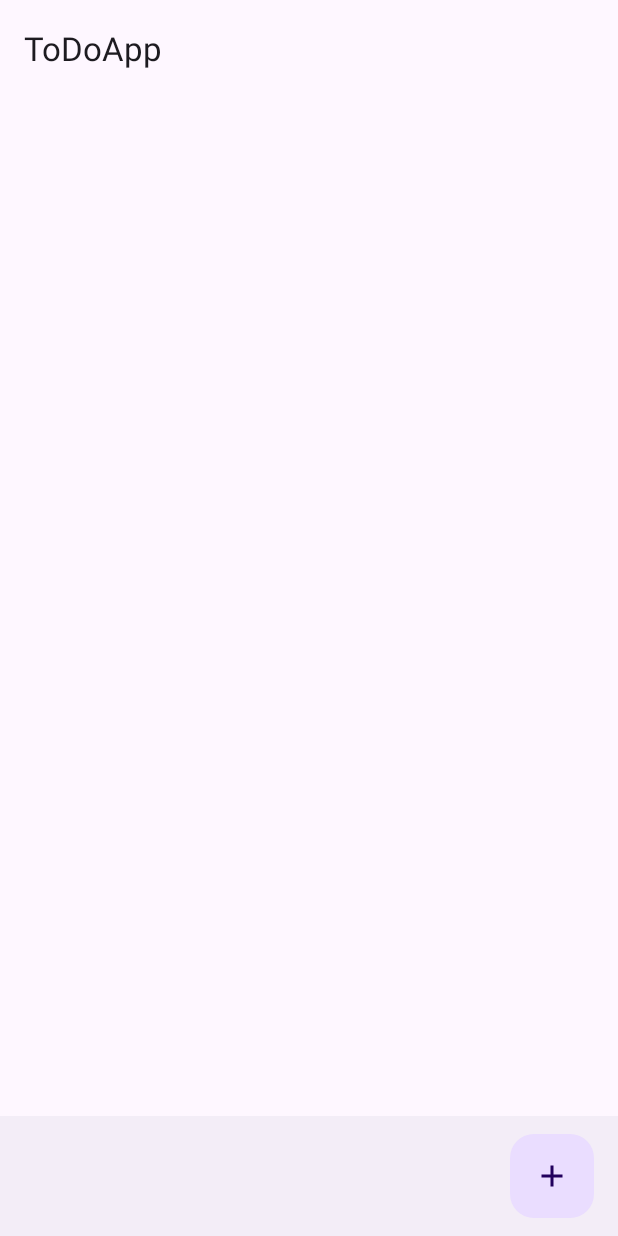
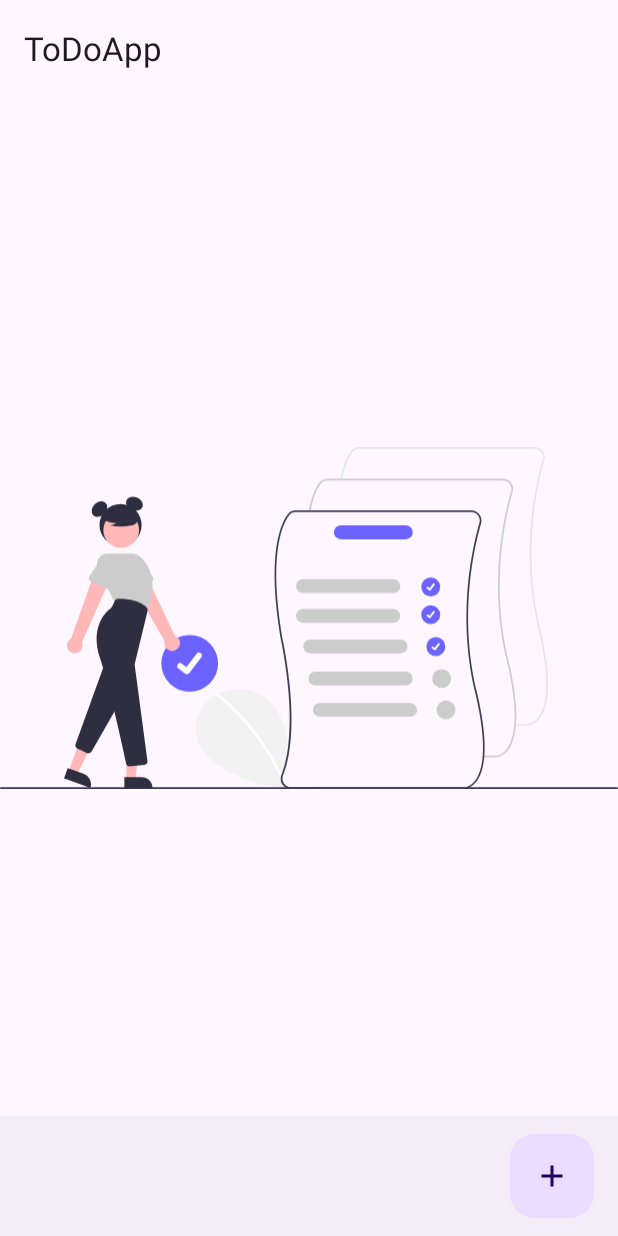
Before and after one commit to halilmasali/ToDoApp, an Android app: the screen it shows after launch (MainActivity), on a phone screen of 412 x 824 dp. Run offline under Robolectric (Android 15) with nearby library versions, the phone set to English and light mode, and no system bars; our stand-ins replace Room's generated code.

Commit message:
feat: add no data image and update isDone value

```diff
--- a/app/src/main/java/com/halilmasali/todoapp/CustomTodoItemAdapter.kt
+++ b/app/src/main/java/com/halilmasali/todoapp/CustomTodoItemAdapter.kt
@@ -36,6 +36,18 @@ class CustomTodoItemAdapter(private val items: List<TodoData>) : RecyclerView.Ad
         } else {
             holder.notification.setImageResource(R.drawable.ic_notifications_active)
         }
+        holder.checkBox.setOnCheckedChangeListener { _, isChecked ->
+            onCheckedChangeListener?.onCheckedChanged(isChecked,item)
+        }
+    }
+
+    interface OnCheckedChangeListener {
+        fun onCheckedChanged(isChecked: Boolean,data: TodoData)
+    }
+    private var onCheckedChangeListener: OnCheckedChangeListener? = null
+
+    fun setOnCheckedChangeListener(onCheckedChangeListener: OnCheckedChangeListener) {
+        this.onCheckedChangeListener = onCheckedChangeListener
     }
 
 }
--- a/app/src/main/java/com/halilmasali/todoapp/EditFragment.kt
+++ b/app/src/main/java/com/halilmasali/todoapp/EditFragment.kt
@@ -6,6 +6,7 @@ import android.view.LayoutInflater
 import android.view.View
 import android.view.ViewGroup
 import android.widget.EditText
+import android.widget.Toast
 import com.google.android.material.datepicker.CalendarConstraints
 import com.google.android.material.datepicker.MaterialDatePicker
 import com.google.android.material.timepicker.MaterialTimePicker
@@ -28,25 +29,21 @@ class EditFragment : Fragment() {
     ): View {
         // Inflate the layout for this fragment
         _binding = FragmentEditBinding.inflate(inflater, container, false)
-        val roomConnection = RoomConnection(requireContext())
         binding.textDate.setStartIconOnClickListener {
             datePicker(binding.textDate.editText)
+        }
+        binding.topAppBar.setNavigationOnClickListener {
+            requireActivity().onBackPressedDispatcher.onBackPressed()
         }
         binding.textReminderTime.setStartIconOnClickListener {
             timePicker(binding.textReminderTime.editText)
         }
         binding.switchReminder.setOnCheckedChangeListener { _, isChecked ->
             binding.textReminderTime.isEnabled = isChecked
+            binding.textReminderTime.editText?.setText("")
         }
         binding.buttonSave.setOnClickListener {
-            val data = TodoData(
-                title = binding.textTitle.editText?.text.toString(),
-                description = binding.textDescription.editText?.text.toString(),
-                date = binding.textDate.editText?.text.toString(),
-                reminderTime = binding.textReminderTime.editText?.text.toString(),
-                isDone = false
-            )
-            roomConnection.insertDataToDatabase(data)
+            saveDataToDatabase()
         }
         return binding.root
     }
@@ -90,4 +87,37 @@ class EditFragment : Fragment() {
             editText?.setText(selectedDate)
         }
     }
+
+    private fun checkDataFromUser(): Boolean {
+        return binding.textTitle.editText?.text.toString().isNotEmpty() &&
+                binding.textDescription.editText?.text.toString().isNotEmpty() &&
+                binding.textDate.editText?.text.toString().isNotEmpty()
+    }
+
+    private fun saveDataToDatabase() {
+        if (checkDataFromUser()) {
+            if (binding.switchReminder.isChecked &&
+                binding.textReminderTime.editText?.text.toString().isEmpty()
+            ) {
+                Toast.makeText(
+                    requireContext(), "Please select a reminder time",
+                    Toast.LENGTH_SHORT
+                ).show()
+                return
+            } else {
+                val data = TodoData(
+                    title = binding.textTitle.editText?.text.toString(),
+                    description = binding.textDescription.editText?.text.toString(),
+                    date = binding.textDate.editText?.text.toString(),
+                    reminderTime = binding.textReminderTime.editText?.text.toString(),
+                    isDone = false
+                )
+                val roomConnection = RoomConnection(requireContext())
+                roomConnection.insertDataToDatabase(data)
+                Toast.makeText(requireContext(), "Data saved", Toast.LENGTH_SHORT).show()
+                (activity as MainActivity).customFragmentManager.replaceFragment(MainFragment())
+            }
+        } else
+            Toast.makeText(requireContext(), "Please fill all fields", Toast.LENGTH_SHORT).show()
+    }
 }
--- a/app/src/main/java/com/halilmasali/todoapp/MainFragment.kt
+++ b/app/src/main/java/com/halilmasali/todoapp/MainFragment.kt
@@ -15,6 +15,7 @@ class MainFragment : Fragment() {
     private var _binding: FragmentMainBinding? = null
     private val binding get() = _binding!!
     private lateinit var roomConnection: RoomConnection
+    private lateinit var todoList: ArrayList<TodoData>
     override fun onCreateView(
         inflater: LayoutInflater, container: ViewGroup?,
         savedInstanceState: Bundle?
@@ -28,29 +29,38 @@ class MainFragment : Fragment() {
         }
 
         binding.recyclerView.layoutManager = LinearLayoutManager(requireContext())
-        val todoList = ArrayList<TodoData>()
-        for (i in 0..10) {
-            todoList.add(
-                TodoData(
-                    title = "test",
-                    description = "açıklama",
-                    date = "02/02/0999",
-                    reminderTime = "",
-                    isDone = false
-                )
-            )
-        }
+        todoList = ArrayList<TodoData>()
+        val customTodoItemAdapter = CustomTodoItemAdapter(todoList)
+        binding.recyclerView.adapter = customTodoItemAdapter
+        customTodoItemAdapter.setOnCheckedChangeListener(object :
+            CustomTodoItemAdapter.OnCheckedChangeListener {
+            override fun onCheckedChanged(isChecked: Boolean, data: TodoData) {
+                if (isChecked) {
+                    val replacedData = TodoData(
+                        data.id,
+                        data.title,
+                        data.description,
+                        data.date,
+                        data.reminderTime,
+                        true
+                    )
+                    roomConnection.updateDataInDatabase(replacedData)
+                } else {
+                    val replacedData = TodoData(
+                        data.id,
+                        data.title,
+                        data.description,
+                        data.date,
+                        data.reminderTime,
+                        false
+                    )
+                    roomConnection.updateDataInDatabase(replacedData)
+                }
+            }
+        })
+        getAllDataFromDatabase()
 
 
-
-        val customTodoItem = CustomTodoItemAdapter(todoList)
-        binding.recyclerView.adapter = customTodoItem
-
-        roomConnection.getAllDataFromDatabase().observe(viewLifecycleOwner) { data ->
-            todoList.clear()
-            todoList.addAll(data)
-            binding.recyclerView.adapter?.notifyDataSetChanged()
-        }
         return binding.root
     }
 
@@ -58,4 +68,24 @@ class MainFragment : Fragment() {
         super.onDestroy()
         requireActivity().finish()
     }
+
+    private fun getAllDataFromDatabase() {
+        val roomConnection = RoomConnection(requireContext())
+        roomConnection.getAllDataFromDatabase().observe(viewLifecycleOwner) { data ->
+            checkIfDatabaseIsEmpty(data)
+            todoList.clear()
+            todoList.addAll(data)
+            binding.recyclerView.adapter?.notifyDataSetChanged()
+        }
+    }
+
+    private fun checkIfDatabaseIsEmpty(data: Array<TodoData>) {
+        if (data.isEmpty()) {
+            binding.recyclerView.visibility = View.GONE
+            binding.imageViewEmpty.visibility = View.VISIBLE
+        } else {
+            binding.recyclerView.visibility = View.VISIBLE
+            binding.imageViewEmpty.visibility = View.GONE
+        }
+    }
 }
--- a/app/src/main/java/com/halilmasali/todoapp/roomRepository/DataDao.kt
+++ b/app/src/main/java/com/halilmasali/todoapp/roomRepository/DataDao.kt
@@ -5,6 +5,7 @@ import androidx.room.Delete
 import androidx.room.Insert
 import androidx.room.OnConflictStrategy
 import androidx.room.Query
+import androidx.room.Update
 
 @Dao
 interface DataDao {
@@ -15,6 +16,9 @@ interface DataDao {
     @Insert(onConflict = OnConflictStrategy.ABORT)
     fun insertTodoData(todoData: TodoData)
 
+    @Update
+    fun updateData(data: TodoData)
+
     @Delete
     fun deleteData(data: TodoData)
 }
--- a/app/src/main/java/com/halilmasali/todoapp/roomRepository/RoomConnection.kt
+++ b/app/src/main/java/com/halilmasali/todoapp/roomRepository/RoomConnection.kt
@@ -22,6 +22,13 @@ class RoomConnection(context: Context) {
         }
     }
 
+    fun updateDataInDatabase(data: TodoData) {
+        CoroutineScope(Dispatchers.IO).launch {
+            val dataDao = database.dataDao()
+            dataDao.updateData(data)
+        }
+    }
+
     fun getAllDataFromDatabase(): LiveData<Array<TodoData>> {
         val dataDao = database.dataDao()
         val data = MutableLiveData<Array<TodoData>>()
--- /dev/null
+++ b/app/src/main/res/drawable/ic_back_24.xml
@@ -0,0 +1,5 @@
+<vector android:autoMirrored="true" android:height="24dp"
+    android:tint="#000000" android:viewportHeight="24"
+    android:viewportWidth="24" android:width="24dp" xmlns:android="http://schemas.android.com/apk/res/android">
+    <path android:fillColor="@android:color/white" android:pathData="M20,11H7.83l5.59,-5.59L12,4l-8,8 8,8 1.41,-1.41L7.83,13H20v-2z"/>
+</vector>
--- /dev/null
+++ b/app/src/main/res/drawable/ic_empty_image.xml
@@ -0,0 +1,120 @@
+<vector xmlns:android="http://schemas.android.com/apk/res/android"
+    android:width="848.68dp"
+    android:height="469.44dp"
+    android:viewportWidth="848.68"
+    android:viewportHeight="469.44">
+  <path
+      android:pathData="M436.7,467.04a207.53,207.53 0,0 1,-40.54 1.96c-32.66,-1.65 -64.78,-11.15 -92.23,-29.01 -12.17,-7.92 -23.78,-17.65 -30.08,-30.72 -8.55,-17.75 -5.56,-40.22 6.65,-55.68a56.01,56.01 0,0 1,16.14 -13.77c0.92,-0.52 1.86,-1.02 2.81,-1.5a60.56,60.56 0,0 1,33.48 -6.13c19.58,2.14 37.65,14.1 48.09,30.81 9.3,14.9 12.54,32.48 14.45,50.1 0.36,3.32 0.67,6.65 0.97,9.96a146.38,146.38 0,0 1,-7.81 28.06,9.81 9.81,0 0,0 -0.44,1.36q3,6.51 5.71,13.14a11.56,11.56 0,0 0,5.53 1.4h37.19Z"
+      android:fillColor="#f2f2f2"/>
+  <path
+      android:pathData="M393.13,467.89a2.03,2.03 0,0 1,-2.7 -1.06c-0.16,-0.38 -0.31,-0.76 -0.47,-1.14q-2.16,-5.25 -4.53,-10.4a316.78,316.78 0,0 0,-88.17 -114.1,1.48 1.48,0 0,1 -0.62,-1.37 2.03,2.03 0,0 1,2.81 -1.5,1.93 1.93,0 0,1 0.42,0.26 317.52,317.52 0,0 1,44.26 43.95,322.5 322.5,0 0,1 34.91,51.66q4.06,7.5 7.72,15.21c0.48,1.02 0.96,2.05 1.43,3.08q3,6.51 5.71,13.14c0.03,0.07 0.06,0.15 0.09,0.22A1.48,1.48 0,0 1,393.13 467.89Z"
+      android:fillColor="#fff"/>
+  <path
+      android:pathData="M260.5,297m-39,0a39,39 0,1 1,78 0a39,39 0,1 1,-78 0"
+      android:fillColor="#6c63ff"/>
+  <path
+      android:pathData="M256.64,311.88a4.04,4.04 0,0 1,-2.43 -0.81l-0.04,-0.03 -9.17,-7.02a4.07,4.07 0,1 1,4.95 -6.46l5.94,4.55 14.03,-18.3a4.07,4.07 0,0 1,5.71 -0.75l-0.09,0.12 0.09,-0.12a4.08,4.08 0,0 1,0.75 5.71l-16.5,21.52A4.07,4.07 0,0 1,256.64 311.88Z"
+      android:fillColor="#fff"/>
+  <path
+      android:pathData="M847.48,469.44L1.19,469.44a1.19,1.19 0,0 1,0 -2.38h846.29a1.19,1.19 0,0 1,0 2.38Z"
+      android:fillColor="#3f3d56"/>
+  <path
+      android:pathData="M165.55,107m-28.94,0a28.94,28.94 0,1 1,57.88 0a28.94,28.94 0,1 1,-57.88 0"
+      android:fillColor="#2f2e41"/>
+  <path
+      android:pathData="M128.14,93.52a11.98,8.98 135,1 0,16.94 -16.94a11.98,8.98 135,1 0,-16.94 16.94z"
+      android:fillColor="#2f2e41"/>
+  <path
+      android:pathData="M181.17,85.77a8.98,11.98 113.13,1 0,7.06 -16.52a8.98,11.98 113.13,1 0,-7.06 16.52z"
+      android:fillColor="#2f2e41"/>
+  <path
+      android:pathData="M246.13,274.09A10.74,10.74 0,0 0,239.88 258.85l-41.82,-88.46L178.93,183.8l47.12,82.73a10.8,10.8 0,0 0,20.08 7.55Z"
+      android:fillColor="#ffb8b8"/>
+  <path
+      android:pathData="M207.65,185.15l-22.21,9.93a4.82,4.82 0,0 1,-6.6 -3.1l-6.55,-23.35a13.38,13.38 0,0 1,24.46 -10.85l13,20.38a4.82,4.82 0,0 1,-2.1 6.99Z"
+      android:fillColor="#ccc"/>
+  <path
+      android:pathData="M105.08,282.86a10.74,10.74 0,0 0,7.44 -14.69l39.6,-89.47 -22.65,-5.71L97.67,262.73a10.8,10.8 0,0 0,7.41 20.13Z"
+      android:fillColor="#ffb8b8"/>
+  <path
+      android:pathData="M94.29,445.03l11.52,4.19l21.66,-42.44l-17,-6.19l-16.18,44.43z"
+      android:fillColor="#ffb8b8"/>
+  <path
+      android:pathData="M124.13,468.01l-36.21,-13.18a0,0 0,0 1,0 -0l5.09,-13.99a0,0 0,0 1,0 -0L115.24,448.93A14.89,14.89 65.01,0 1,124.13 468.01l0,-0A0,0 0,0 1,124.13 468.01Z"
+      android:fillColor="#2f2e41"/>
+  <path
+      android:pathData="M121.54,420.61a4.77,4.77 0,0 1,-2.04 -0.46l-13.24,-6.27a4.8,4.8 0,0 1,-2.47 -5.99L141.15,304.42a4.82,4.82 0,0 1,8.66 -0.84l19.76,32.94a4.82,4.82 0,0 1,0.05 4.87l-43.89,76.8A4.84,4.84 0,0 1,121.54 420.61Z"
+      android:fillColor="#2f2e41"/>
+  <path
+      android:pathData="M166.46,113.91m-24.56,0a24.56,24.56 0,1 1,49.12 0a24.56,24.56 0,1 1,-49.12 0"
+      android:fillColor="#ffb8b8"/>
+  <path
+      android:pathData="M201.21,225.58 L157.72,213.62l-23.13,-46.26A14.58,14.58 0,0 1,147.63 146.27h34.6a14.56,14.56 0,0 1,9.73 3.72c9.28,8.31 28.78,32.28 9.44,75.17Z"
+      android:fillColor="#ccc"/>
+  <path
+      android:pathData="M146.77,194.69l-22.03,-10.31a4.82,4.82 0,0 1,-1.97 -7.02l13.39,-20.22a13.38,13.38 0,0 1,24.2 11.41l-6.92,23.16a4.82,4.82 0,0 1,-6.66 2.98Z"
+      android:fillColor="#ccc"/>
+  <path
+      android:pathData="M173.43,456.63l12.26,0l5.83,-47.29l-18.1,0l0,47.29z"
+      android:fillColor="#ffb8b8"/>
+  <path
+      android:pathData="M209.33,468.01l-38.53,0a0,0 0,0 1,-0 0l-0,-14.89a0,0 0,0 1,-0 0L194.44,453.13A14.89,14.89 135,0 1,209.33 468.01l-0,0A0,0 0,0 1,209.33 468.01Z"
+      android:fillColor="#2f2e41"/>
+  <path
+      android:pathData="M178.06,438.61a4.79,4.79 0,0 1,-4.7 -3.81c-3.52,-16.6 -21.83,-101.65 -36.11,-145.46 -14.53,-44.57 10.22,-64.87 15.33,-68.49a3.76,3.76 0,0 0,1.25 -1.51l3.71,-8.17a4.83,4.83 0,0 1,4.4 -2.83h0.03c27.83,0.17 37.18,8.94 39.91,12.7a4.76,4.76 0,0 1,0.75 3.93l-17.61,72.64a3.75,3.75 0,0 0,-0.07 1.38L202.47,430.89a4.82,4.82 0,0 1,-4.22 5.42l-19.63,2.26A4.92,4.92 0,0 1,178.06 438.61Z"
+      android:fillColor="#2f2e41"/>
+  <path
+      android:pathData="M140.66,98.46a33.4,33.4 0,0 0,19.09 5.9,20.47 20.47,0 0,1 -8.11,3.34 67.36,67.36 0,0 0,27.51 0.15,17.81 17.81,0 0,0 5.76,-1.98 7.29,7.29 0,0 0,3.56 -4.75c0.6,-3.45 -2.08,-6.58 -4.88,-8.69A35.97,35.97 0,0 0,153.36 86.39c-3.38,0.87 -6.76,2.35 -8.95,5.06s-2.84,6.89 -0.75,9.68Z"
+      android:fillColor="#2f2e41"/>
+  <path
+      android:pathData="M591.5,192m-13,0a13,13 0,1 1,26 0a13,13 0,1 1,-26 0"
+      android:fillColor="#6c63ff"/>
+  <path
+      android:pathData="M590.21,196.96a1.35,1.35 0,0 1,-0.81 -0.27l-0.01,-0.01 -3.06,-2.34a1.36,1.36 0,1 1,1.65 -2.15l1.98,1.52 4.68,-6.1a1.36,1.36 0,0 1,1.9 -0.25l-0.03,0.04 0.03,-0.04a1.36,1.36 0,0 1,0.25 1.9l-5.5,7.17A1.36,1.36 0,0 1,590.21 196.96Z"
+      android:fillColor="#fff"/>
+  <path
+      android:pathData="M591.5,230m-13,0a13,13 0,1 1,26 0a13,13 0,1 1,-26 0"
+      android:fillColor="#6c63ff"/>
+  <path
+      android:pathData="M590.21,234.96a1.35,1.35 0,0 1,-0.81 -0.27l-0.01,-0.01 -3.06,-2.34a1.36,1.36 0,1 1,1.65 -2.15l1.98,1.52 4.68,-6.1a1.36,1.36 0,0 1,1.9 -0.25l-0.03,0.04 0.03,-0.04a1.36,1.36 0,0 1,0.25 1.9l-5.5,7.17A1.36,1.36 0,0 1,590.21 234.96Z"
+      android:fillColor="#fff"/>
+  <path
+      android:pathData="M598.5,274m-13,0a13,13 0,1 1,26 0a13,13 0,1 1,-26 0"
+      android:fillColor="#6c63ff"/>
+  <path
+      android:pathData="M597.21,278.96a1.35,1.35 0,0 1,-0.81 -0.27l-0.01,-0.01 -3.06,-2.34a1.36,1.36 0,1 1,1.65 -2.15l1.98,1.52 4.68,-6.1a1.36,1.36 0,0 1,1.9 -0.25l-0.03,0.04 0.03,-0.04a1.36,1.36 0,0 1,0.25 1.9l-5.5,7.17A1.36,1.36 0,0 1,597.21 278.96Z"
+      android:fillColor="#fff"/>
+  <path
+      android:pathData="M723.86,382.54c-0.13,0 -0.22,-0 -0.25,-0.01l-16.14,0v-2.38h16.2c0.38,0.01 8.03,0.23 15.08,-8.32 10.51,-12.75 19.13,-44.31 0.57,-122.26 -24.96,-104.82 -4.14,-197.42 5.97,-232.37a11.6,11.6 0,0 0,-11.16 -14.82L493.08,2.38a11.66,11.66 0,0 0,-9.4 4.78c-4.28,5.89 -10.16,17.21 -13.83,37.67l-2.34,-0.42c3.76,-20.9 9.82,-32.55 14.25,-38.64a14.04,14.04 0,0 1,11.32 -5.77L734.12,-0a13.98,13.98 0,0 1,13.45 17.86c-10.06,34.77 -30.76,126.89 -5.94,231.16 18.82,79.05 9.77,111.3 -1.13,124.42C733.31,382.1 725.38,382.54 723.86,382.54Z"
+      android:fillColor="#e6e6e6"/>
+  <path
+      android:pathData="M680.43,425.97c-0.13,0 -0.22,-0 -0.25,-0.01l-16.14,0v-2.38h16.2c0.38,0.01 8.03,0.23 15.08,-8.32 10.51,-12.75 19.13,-44.31 0.57,-122.26 -24.96,-104.82 -4.14,-197.42 5.97,-232.37a11.6,11.6 0,0 0,-11.16 -14.82L449.66,45.81a11.66,11.66 0,0 0,-9.4 4.78c-4.28,5.89 -10.16,17.21 -13.83,37.67l-2.34,-0.42c3.76,-20.9 9.82,-32.55 14.25,-38.64a14.04,14.04 0,0 1,11.32 -5.77L690.69,43.43a13.98,13.98 0,0 1,13.45 17.86c-10.06,34.77 -30.76,126.89 -5.94,231.16 18.82,79.05 9.77,111.3 -1.13,124.42C689.88,425.53 681.95,425.97 680.43,425.97Z"
+      android:fillColor="#ccc"/>
+  <path
+      android:pathData="M654.77,335.88c-24.83,-104.27 -4.12,-196.4 5.94,-231.16a13.99,13.99 0,0 0,-13.45 -17.86L406.22,86.86a14.03,14.03 0,0 0,-11.32 5.76c-9.73,13.38 -29.92,57.75 -7.37,180.52 12.06,65.68 11.88,110.46 7.94,139.96 -2.21,16.61 -5.62,28.37 -8.71,36.3l-0.33,0.84a13.64,13.64 0,0 0,-1 5.05,13.83 13.83,0 0,0 4.53,10.4 13.24,13.24 0,0 0,3.17 2.2,13.41 13.41,0 0,0 3.03,1.11 13.68,13.68 0,0 0,3.27 0.39L636.75,469.39c0.03,0 0.11,0.01 0.25,0.01 1.52,0 9.45,-0.44 16.64,-9.1C664.54,447.17 673.59,414.93 654.77,335.88ZM651.88,458.69c-7.05,8.56 -14.7,8.34 -15.07,8.33L399.43,467.02a11.64,11.64 0,0 1,-9.63 -5.11,11.37 11.37,0 0,1 -1.61,-9.43 9.81,9.81 0,0 1,0.44 -1.36,146.38 146.38,0 0,0 7.81,-28.06c5.64,-30.75 6.69,-78.2 -6.57,-150.35 -22.38,-121.86 -2.59,-165.56 6.95,-178.69a11.68,11.68 0,0 1,9.4 -4.78L647.26,89.24a11.6,11.6 0,0 1,11.16 14.81c-10.11,34.95 -30.92,127.56 -5.96,232.38C671.02,414.38 662.39,445.94 651.88,458.69Z"
+      android:fillColor="#3f3d56"/>
+  <path
+      android:pathData="M540.26,200.4h-124.19a9.52,9.52 0,1 1,0 -19.04h124.19a9.52,9.52 0,1 1,0 19.04Z"
+      android:fillColor="#ccc"/>
+  <path
+      android:pathData="M540.26,241.4h-124.19a9.52,9.52 0,1 1,0 -19.04h124.19a9.52,9.52 0,1 1,0 19.04Z"
+      android:fillColor="#ccc"/>
+  <path
+      android:pathData="M550.26,283.4h-124.19a9.52,9.52 0,1 1,0 -19.04h124.19a9.52,9.52 0,1 1,0 19.04Z"
+      android:fillColor="#ccc"/>
+  <path
+      android:pathData="M557.26,327.4h-124.19a9.52,9.52 0,1 1,0 -19.04h124.19a9.52,9.52 0,1 1,0 19.04Z"
+      android:fillColor="#ccc"/>
+  <path
+      android:pathData="M557.32,126.49h-89.24a9.52,9.52 0,1 1,0 -19.04h89.24a9.52,9.52 0,1 1,0 19.04Z"
+      android:fillColor="#6c63ff"/>
+  <path
+      android:pathData="M606.5,317.88m-13,0a13,13 0,1 1,26 0a13,13 0,1 1,-26 0"
+      android:fillColor="#ccc"/>
+  <path
+      android:pathData="M563.26,370.4h-124.19a9.52,9.52 0,1 1,0 -19.04h124.19a9.52,9.52 0,1 1,0 19.04Z"
+      android:fillColor="#ccc"/>
+  <path
+      android:pathData="M612.5,360.88m-13,0a13,13 0,1 1,26 0a13,13 0,1 1,-26 0"
+      android:fillColor="#ccc"/>
+</vector>
--- a/app/src/main/res/layout/fragment_edit.xml
+++ b/app/src/main/res/layout/fragment_edit.xml
@@ -15,7 +15,7 @@
             android:layout_width="match_parent"
             android:layout_height="?attr/actionBarSize"
             app:menu="@menu/top_app_bar"
-            app:navigationIcon="@drawable/ic_close_24"
+            app:navigationIcon="@drawable/ic_back_24"
             app:title="Add / Edit" />
 
     </com.google.android.material.appbar.AppBarLayout>
@@ -29,7 +29,7 @@
         <androidx.constraintlayout.widget.ConstraintLayout
             android:id="@+id/constraintLayout"
             android:layout_width="match_parent"
-            android:layout_height="500dp">
+            android:layout_height="wrap_content">
 
             <com.google.android.material.textfield.TextInputLayout
                 android:id="@+id/textTitle"
--- a/app/src/main/res/layout/fragment_main.xml
+++ b/app/src/main/res/layout/fragment_main.xml
@@ -26,6 +26,14 @@
         android:paddingTop="?attr/actionBarSize"
         android:paddingBottom="100dp" />
 
+    <ImageView
+        android:id="@+id/imageViewEmpty"
+        android:layout_width="wrap_content"
+        android:layout_height="wrap_content"
+        android:layout_gravity="center"
+        android:visibility="invisible"
+        android:src="@drawable/ic_empty_image"/>
+
     <com.google.android.material.bottomappbar.BottomAppBar
         android:id="@+id/bottomAppBar"
         style="@style/Widget.Material3.BottomAppBar"
```
